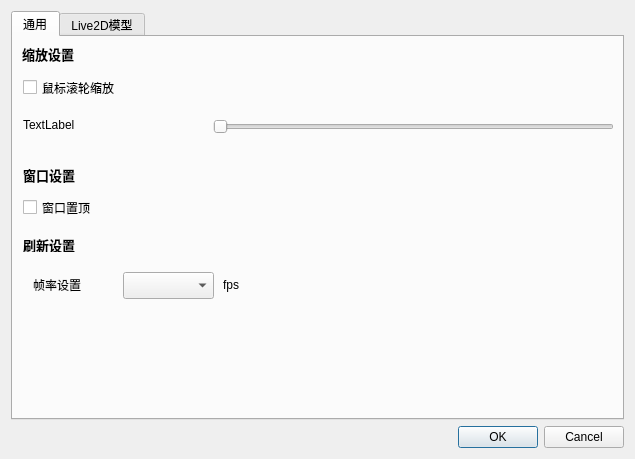
Before: the Qt Designer form settingsdialog.ui in Positron114514/GunShipVPet, drawn with Qt 5.
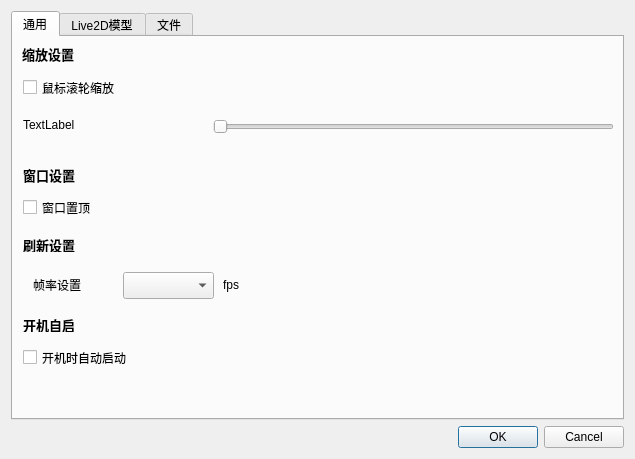
After: the same form once the commit is applied. The open tabs and pages were chosen to show the change. Custom widgets are drawn as their Qt base class.

Commit message: Feature: autorun on startup option, config.json now store size and position and bug fixes

The edit to the form file:
```diff
--- a/settingsdialog.ui
+++ b/settingsdialog.ui
@@ -176,6 +176,38 @@
         <string>fps</string>
        </property>
       </widget>
+      <widget class="QLabel" name="label_5">
+       <property name="geometry">
+        <rect>
+         <x>10</x>
+         <y>280</y>
+         <width>56</width>
+         <height>15</height>
+        </rect>
+       </property>
+       <property name="font">
+        <font>
+         <pointsize>10</pointsize>
+         <bold>true</bold>
+        </font>
+       </property>
+       <property name="text">
+        <string>开机自启</string>
+       </property>
+      </widget>
+      <widget class="QCheckBox" name="checkBoxAutorun">
+       <property name="geometry">
+        <rect>
+         <x>10</x>
+         <y>310</y>
+         <width>141</width>
+         <height>21</height>
+        </rect>
+       </property>
+       <property name="text">
+        <string>开机时自动启动</string>
+       </property>
+      </widget>
      </widget>
      <widget class="QWidget" name="modelTab">
       <attribute name="title">
@@ -242,6 +274,11 @@
        </property>
       </widget>
      </widget>
+     <widget class="QWidget" name="fileTab">
+      <attribute name="title">
+       <string>文件</string>
+      </attribute>
+     </widget>
     </widget>
    </item>
    <item row="9" column="0">
```
Left out of the diff: 2 changed lines with no effect on the pictures. The commit also changes 6 other files.
